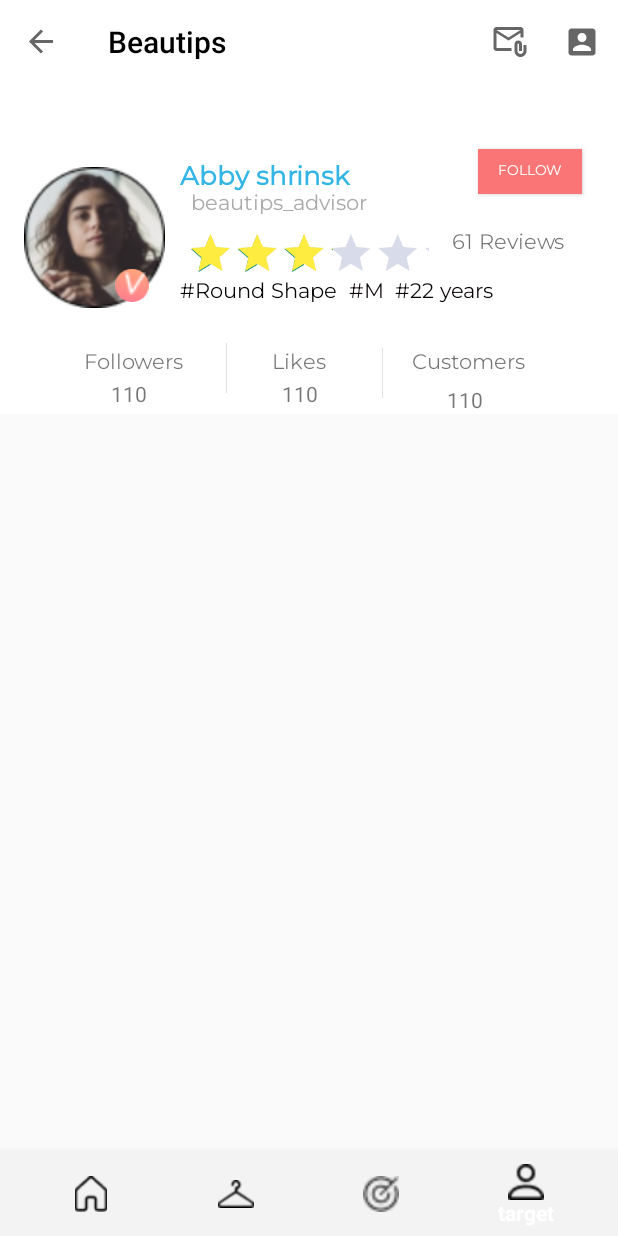
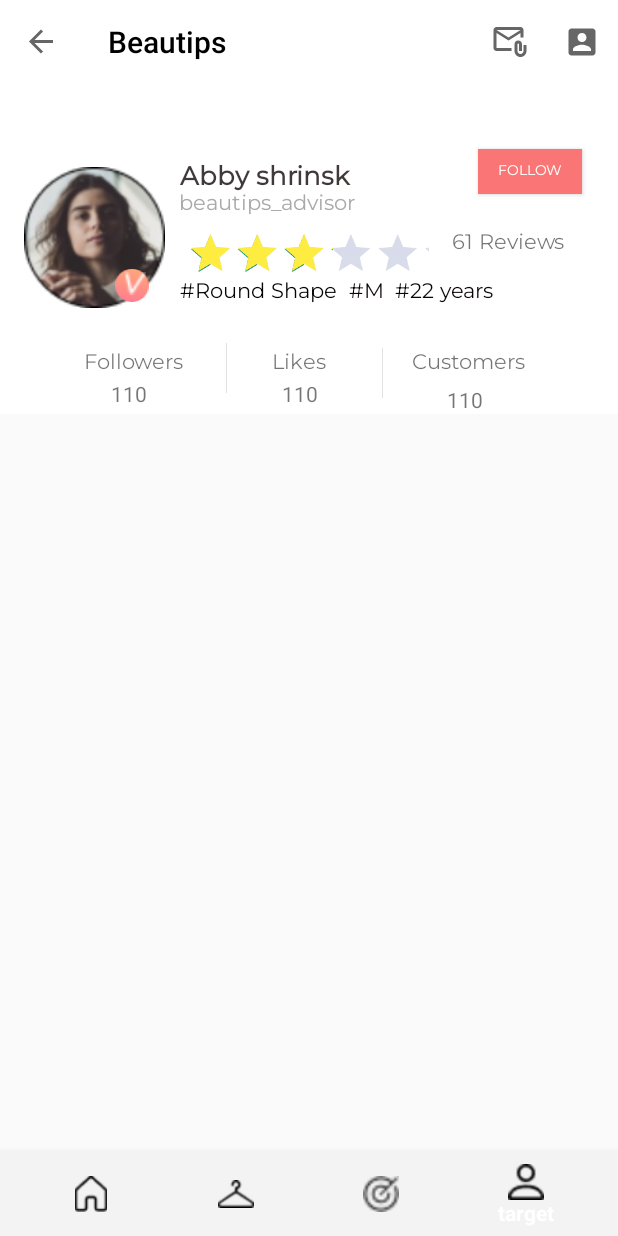
Before and after one commit to BEAUTIPS/P0, an Android app: the testFrag3 screen opened through its navigation route, on a phone screen of 412 x 824 dp. Run offline under Robolectric (Android 15) with nearby library versions, the phone set to English and light mode, and no system bars; our stand-ins replace Firebase (no records; nobody signed in at launch, a user with empty details on screens opened directly), Picasso, navigation-ui; pictures from the network do not load.

Commit message:
minor change

```diff
--- a/merged_version/app/src/main/res/layout/stylist_info_recycler_component.xml
+++ b/merged_version/app/src/main/res/layout/stylist_info_recycler_component.xml
@@ -109,6 +109,7 @@
         android:gravity="top"
         android:text="Abby shrinsk"
         android:textAppearance="@style/TextAppearance.AppCompat.Body1"
+        android:textColor="#D2170E0E"
         android:textSize="17dp"
         android:textStyle="bold"
         app:layout_constraintBottom_toTopOf="@+id/viewPager"
@@ -122,9 +123,9 @@
         android:layout_height="18dp"
         android:layout_alignParentLeft="true"
         android:layout_alignParentTop="true"
-            android:layout_marginStart="35dp"
+        android:layout_marginStart="29dp"
         android:layout_marginTop="20dp"
-            android:layout_marginEnd="168dp"
+        android:layout_marginEnd="178dp"
         android:layout_marginBottom="40dp"
         android:fontFamily="@font/montserrat"
         android:gravity="center_vertical"
```
Lines whose indentation alone changed are shown as unchanged.
